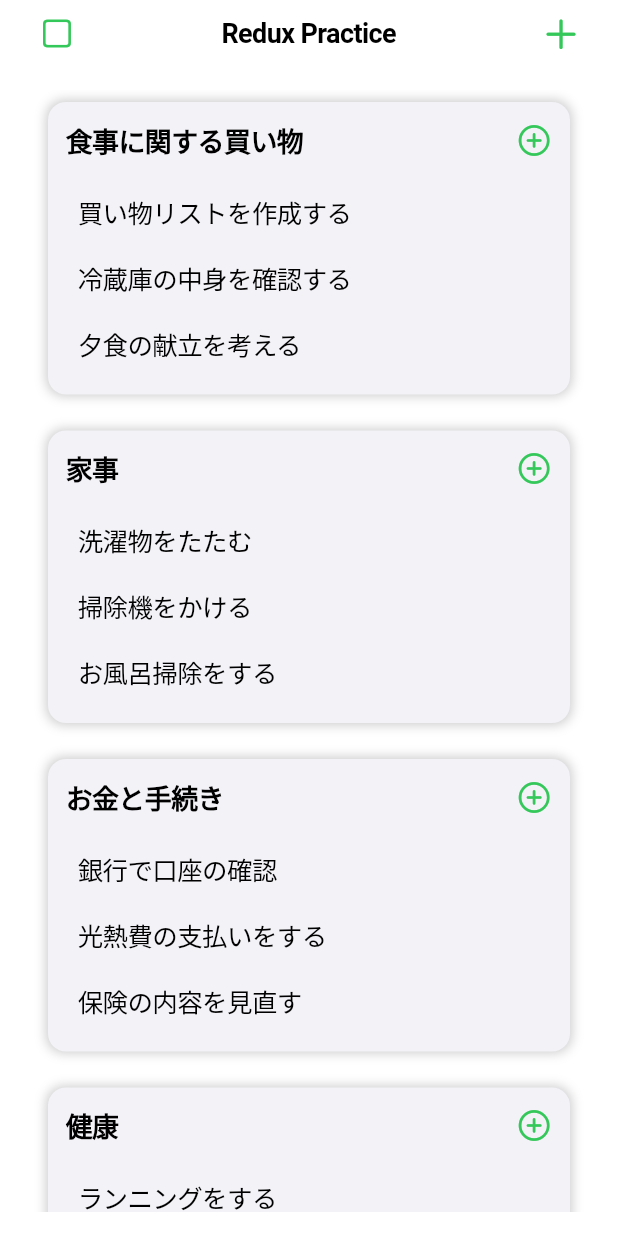
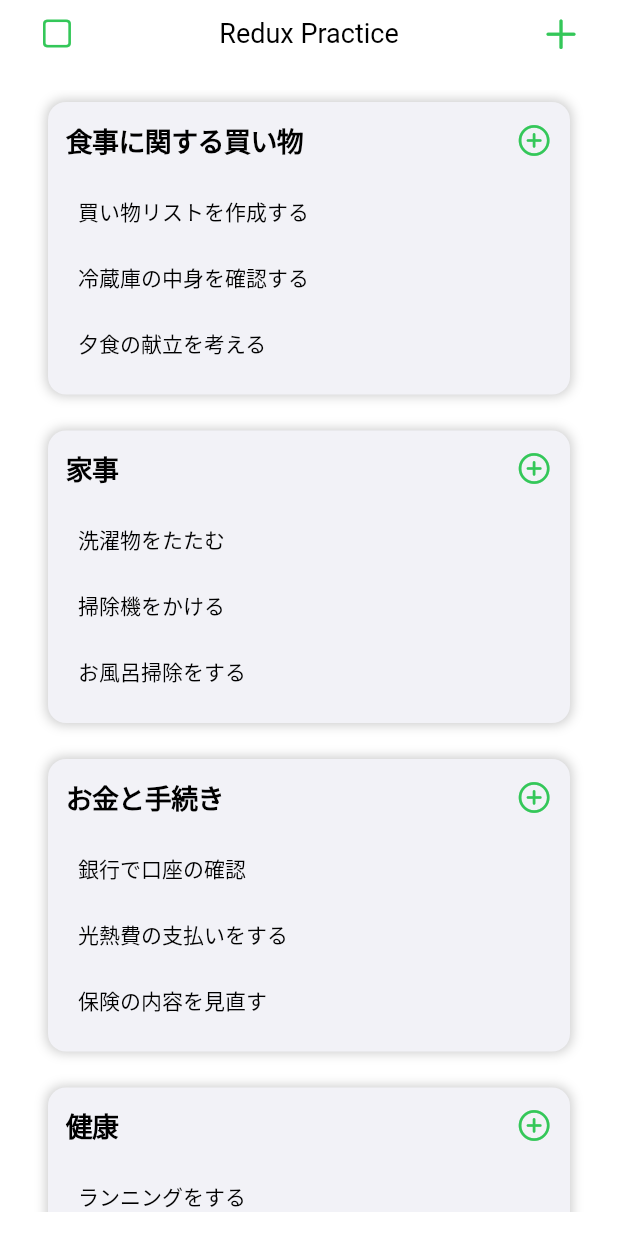
Before and after one commit to akitorahayashi/redux_practice, a Flutter app: the screen it shows after launch, on a phone screen of 412 x 824 dp. Run offline on Flutter 3.47's test engine with Material 3 defaults, Android fonts, the phone set to English and light mode, and no system bars; drawn by our look-alikes of flutter_slidable; our stand-ins replace flutter_riverpod, freezed_annotation, modal_bottom_sheet.

Commit message:
RPAppThemeとRPThemeTypeを作成し、ReduxPracticeAppに適用した。themeProviderの選択についてはまだできていない

```diff
--- a/lib/app.dart
+++ b/lib/app.dart
@@ -1,17 +1,27 @@
 import 'package:flutter/cupertino.dart';
+import 'package:flutter_riverpod/flutter_riverpod.dart';
+import 'package:redux_practice/redux/store/design/theme_provider.dart';
+import 'package:redux_practice/resource/design/rp_app_theme.dart';
 import 'package:redux_practice/screen/categorized_todo_list_page/categorized_todo_list_page.dart';
 
-class ReduxPracticeApp extends StatelessWidget {
+class ReduxPracticeApp extends ConsumerWidget {
   const ReduxPracticeApp({super.key});
 
   @override
-  Widget build(BuildContext context) {
-    return const CupertinoApp(
+  Widget build(BuildContext context, WidgetRef ref) {
+    final themeType = ref.watch(themeProvider);
+    final brightness = MediaQuery.of(context).platformBrightness;
+
+    return CupertinoApp(
       title: 'Cupertino Demo',
-      theme: CupertinoThemeData(
-        primaryColor: CupertinoColors.activeGreen,
-      ),
-      home: CategorizedToDoListPage(),
+      home: const CategorizedToDoListPage(),
+      builder: (context, child) {
+        return CupertinoTheme(
+          data: RPAppTheme.getTheme(themeType,
+              isDark: brightness == Brightness.dark),
+          child: child!,
+        );
+      },
     );
   }
 }
--- a/lib/model/rp_app_state.dart
+++ b/lib/model/rp_app_state.dart
@@ -1,8 +1,8 @@
 import 'package:freezed_annotation/freezed_annotation.dart';
 import 'package:redux_practice/model/todo/rp_todo.dart';
 import 'package:redux_practice/model/todo/rp_todo_category.dart';
-import 'package:redux_practice/resource/initial_categories.dart';
-import 'package:redux_practice/resource/initial_todos.dart';
+import 'package:redux_practice/resource/initial_values/initial_categories.dart';
+import 'package:redux_practice/resource/initial_values/initial_todos.dart';
 
 part 'generate/rp_app_state.freezed.dart';
 part 'generate/rp_app_state.g.dart';
--- /dev/null
+++ b/lib/redux/store/design/theme_provider.dart
@@ -0,0 +1,6 @@
+import 'package:flutter_riverpod/flutter_riverpod.dart';
+import 'package:redux_practice/resource/design/rp_app_theme.dart';
+import 'package:redux_practice/resource/design/rp_theme_type.dart';
+
+final themeProvider =
+    StateProvider<RPThemeType>((ref) => RPAppTheme.defaultTheme);
--- /dev/null
+++ b/lib/resource/design/rp_app_theme.dart
@@ -0,0 +1,52 @@
+import 'package:flutter/cupertino.dart';
+import 'rp_theme_type.dart';
+
+/// テーマデータを一元管理するクラス
+class RPAppTheme {
+  /// デフォルトテーマ
+  static const RPThemeType defaultTheme = RPThemeType.lightGreen;
+
+  /// テーマの定義
+  static final Map<RPThemeType, CupertinoThemeData> _lightThemes = {
+    RPThemeType.lightGreen:
+        _generateTheme(CupertinoColors.activeGreen, Brightness.light),
+    RPThemeType.lightBlue:
+        _generateTheme(CupertinoColors.systemBlue, Brightness.light),
+    RPThemeType.darkPurple:
+        _generateTheme(CupertinoColors.systemPurple, Brightness.light),
+  };
+
+  static final Map<RPThemeType, CupertinoThemeData> _darkThemes = {
+    RPThemeType.lightGreen:
+        _generateTheme(CupertinoColors.activeGreen, Brightness.dark),
+    RPThemeType.lightBlue:
+        _generateTheme(CupertinoColors.systemBlue, Brightness.dark),
+    RPThemeType.darkPurple:
+        _generateTheme(CupertinoColors.systemPurple, Brightness.dark),
+  };
+
+  /// 指定したテーマを取得
+  static CupertinoThemeData getTheme(RPThemeType type, {bool isDark = false}) {
+    return isDark ? _darkThemes[type]! : _lightThemes[type]!;
+  }
+
+  /// 共通のテーマデザインを生成
+  static CupertinoThemeData _generateTheme(
+      Color primary, Brightness brightness) {
+    return CupertinoThemeData(
+      brightness: brightness,
+      primaryColor: primary,
+      barBackgroundColor: CupertinoColors.systemBackground,
+      scaffoldBackgroundColor: CupertinoColors.systemBackground,
+      textTheme: const CupertinoTextThemeData(
+        navTitleTextStyle: TextStyle(
+          color: CupertinoColors.label,
+          fontSize: 20,
+        ),
+        textStyle: TextStyle(
+          color: CupertinoColors.label,
+        ),
+      ),
+    );
+  }
+}
--- /dev/null
+++ b/lib/resource/design/rp_theme_type.dart
@@ -0,0 +1,28 @@
+/// テーマの種類を管理する
+sealed class RPThemeType {
+  final String name;
+
+  const RPThemeType._(this.name);
+
+  static const lightGreen = _LightGreenTheme();
+  static const lightBlue = _LightBlueTheme();
+  static const darkPurple = _DarkPurpleTheme();
+
+  static const values = [lightGreen, lightBlue, darkPurple];
+
+  @override
+  String toString() => name;
+}
+
+/// **各テーマを定義**
+class _LightGreenTheme extends RPThemeType {
+  const _LightGreenTheme() : super._('Light Green');
+}
+
+class _LightBlueTheme extends RPThemeType {
+  const _LightBlueTheme() : super._('Light Blue');
+}
+
+class _DarkPurpleTheme extends RPThemeType {
+  const _DarkPurpleTheme() : super._('Dark Purple');
+}
--- a/lib/screen/categorized_todo_list_page/categorized_todo_list_page.dart
+++ b/lib/screen/categorized_todo_list_page/categorized_todo_list_page.dart
@@ -17,8 +17,8 @@ class CategorizedToDoListPage extends ConsumerWidget {
   Widget build(BuildContext context, WidgetRef ref) {
     final rpTheme = CupertinoTheme.of(context);
     // provider
+    final isEditMode = ref.watch(editModeProvider);
     final categories = ref.watch(rpCategoriesProvider);
-    final isEditMode = ref.watch(editModeProvider);
     final selectedCategories = ref.watch(selectedEditingCategoriesProvider);
     // notifier
     final appStateNotifier = ref.read(rpAppStateProvider.notifier);
--- a/lib/screen/categorized_todo_list_page/component/category_section.dart
+++ b/lib/screen/categorized_todo_list_page/component/category_section.dart
@@ -4,7 +4,7 @@ import 'package:redux_practice/redux/store/edit_category_todo_list/selected_cate
 import 'package:redux_practice/redux/store/todo/rp_todos_provider.dart';
 import 'package:redux_practice/redux/action/selected_categories_action.dart';
 import 'package:redux_practice/screen/categorized_todo_list_page/add_content_sheet/add_todo_sheet.dart';
-import 'todo_item.dart';
+import 'todo_list_tile.dart';
 
 class CategorySection extends ConsumerWidget {
   final String categoryId;
@@ -134,8 +134,9 @@ class CategorySection extends ConsumerWidget {
                   Padding(
                     padding: const EdgeInsets.only(bottom: 12.0),
                     child: Column(
-                      children:
-                          todos.map((todo) => TodoItem(todo: todo)).toList(),
+                      children: todos
+                          .map((todo) => TodoListTile(todo: todo))
+                          .toList(),
                     ),
                   )
                 ],
--- a/lib/screen/categorized_todo_list_page/component/todo_item.dart
+++ b/lib/screen/categorized_todo_list_page/component/todo_list_tile.dart
@@ -5,16 +5,16 @@
 import 'package:redux_practice/model/todo/rp_todo.dart';
 import 'package:flutter_slidable/flutter_slidable.dart';
 
-class TodoItem extends ConsumerStatefulWidget {
+class TodoListTile extends ConsumerStatefulWidget {
   final RPToDo todo;
 
-  const TodoItem({super.key, required this.todo});
+  const TodoListTile({super.key, required this.todo});
 
   @override
   TodoItemState createState() => TodoItemState();
 }
 
-class TodoItemState extends ConsumerState<TodoItem> {
+class TodoItemState extends ConsumerState<TodoListTile> {
   bool isOpening = false; // スライドが開いているかの状態を管理
 
   @override
```
Also changed, not shown: lib/resource/initial_values/initial_categories.dart (renamed from lib/resource/initial_categories.dart), lib/resource/initial_values/initial_todos.dart (renamed from lib/resource/initial_todos.dart).
